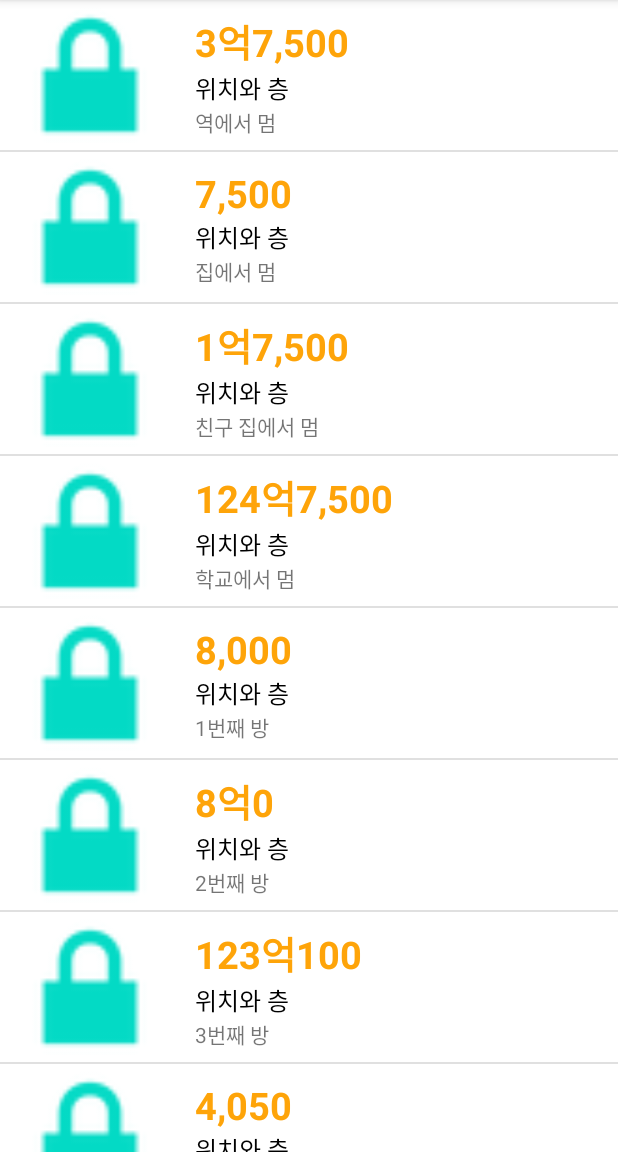
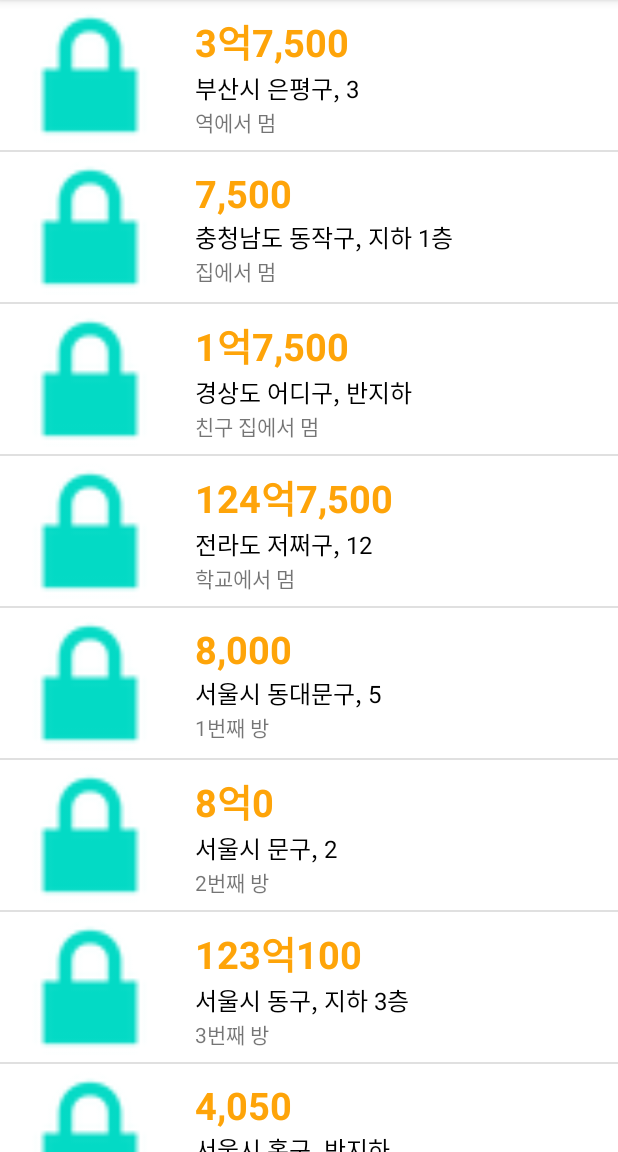
Before and after one commit to dqwdd/jicbangCopyApp-2021-08-20-last, an Android app: the screen it shows after launch (MainActivity), on a phone screen of 412 x 824 dp, the part 84-1236 px from its top. Run offline under Robolectric (Android 15) with nearby library versions, the phone set to English and light mode, and no system bars.

Commit message:
층수 가공 기능 추가

```diff
--- a/app/src/main/java/com/neppplus/jicbangcopyapp_2021_08_20/RoomAdapter/RoomAdapter.kt
+++ b/app/src/main/java/com/neppplus/jicbangcopyapp_2021_08_20/RoomAdapter/RoomAdapter.kt
@@ -35,6 +35,8 @@ class RoomAdapter (
 
         descriptionTxt.text = data.description
 
+        placeAndFloorTxt.text = "${data.place}, ${data.getFormattedFloor()}"
+
         return row
     }
 
--- a/app/src/main/java/com/neppplus/jicbangcopyapp_2021_08_20/RoomData/RoomData.kt
+++ b/app/src/main/java/com/neppplus/jicbangcopyapp_2021_08_20/RoomData/RoomData.kt
@@ -8,6 +8,22 @@ class RoomData (
     val price : Int,
     val floor : Int,
     val description : String ) {
+
+    fun getFormattedFloor() : String {
+//        ${} 검색
+        if(this.floor > 0) {
+            return "${this.floor}"
+        }
+        else if (this.floor == 0) {
+            return "반지하"
+        }
+        else {
+            return "지하 ${-this.floor}층"
+//            그냥 "지하 ${-this.floor}층"하면 지하 -2층 떠서 '-' 더 붙여서 양수로 만들어야 함츠
+        }
+    }
+
+
 
 //        추가 기능 (1000단위마다 ','이나 '억' 찍는 것) 구현
 
```
